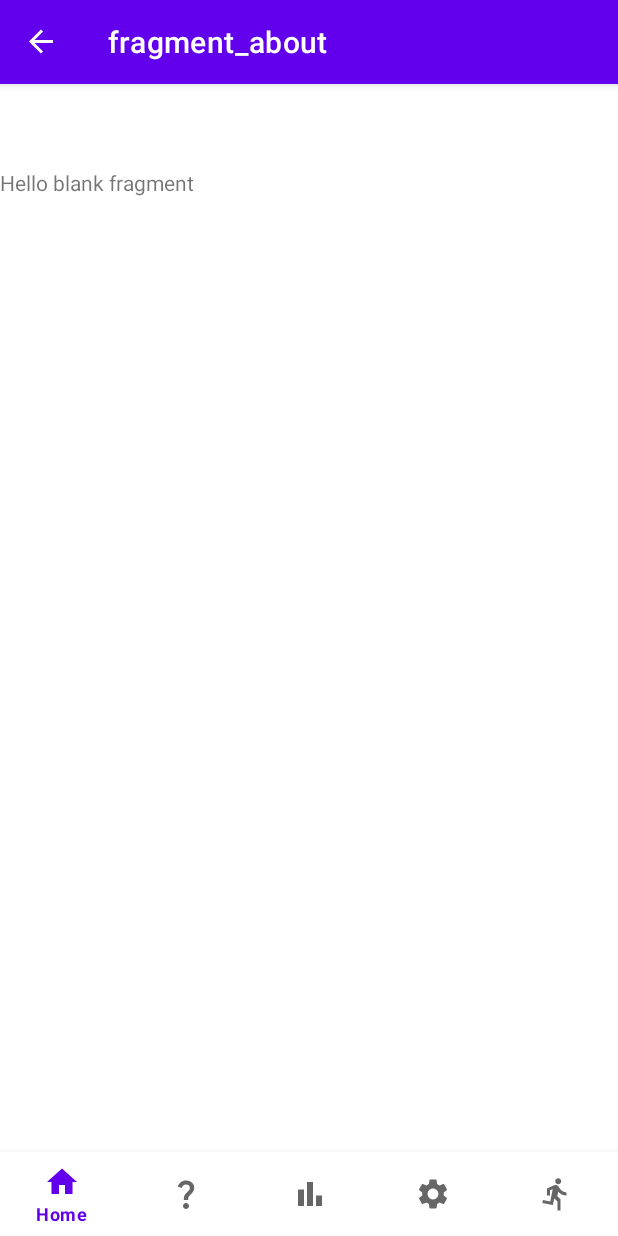
After one commit to Grockkk/CarbonFootprintAnalysis, an Android app: the FragmentAbout screen opened through its navigation route, on a phone screen of 412 x 824 dp. The commit adds this screen. Run offline under Robolectric (Android 15) with nearby library versions, the phone set to English and light mode, and no system bars; our stand-ins replace navigation-ui.

Commit message:
implementing fragments

```diff
--- /dev/null
+++ b/app/src/main/java/com/study/mastersdegree/ui/about/FragmentAbout.kt
@@ -0,0 +1,60 @@
+package com.study.mastersdegree.ui.about
+
+import android.os.Bundle
+import androidx.fragment.app.Fragment
+import android.view.LayoutInflater
+import android.view.View
+import android.view.ViewGroup
+import com.study.mastersdegree.R
+
+// TODO: Rename parameter arguments, choose names that match
+// the fragment initialization parameters, e.g. ARG_ITEM_NUMBER
+private const val ARG_PARAM1 = "param1"
+private const val ARG_PARAM2 = "param2"
+
+/**
+ * A simple [Fragment] subclass.
+ * Use the [FragmentAbout.newInstance] factory method to
+ * create an instance of this fragment.
+ */
+class FragmentAbout : Fragment() {
+    // TODO: Rename and change types of parameters
+    private var param1: String? = null
+    private var param2: String? = null
+
+    override fun onCreate(savedInstanceState: Bundle?) {
+        super.onCreate(savedInstanceState)
+        arguments?.let {
+            param1 = it.getString(ARG_PARAM1)
+            param2 = it.getString(ARG_PARAM2)
+        }
+    }
+
+    override fun onCreateView(
+        inflater: LayoutInflater, container: ViewGroup?,
+        savedInstanceState: Bundle?
+    ): View? {
+        // Inflate the layout for this fragment
+        return inflater.inflate(R.layout.fragment_about, container, false)
+    }
+
+    companion object {
+        /**
+         * Use this factory method to create a new instance of
+         * this fragment using the provided parameters.
+         *
+         * @param param1 Parameter 1.
+         * @param param2 Parameter 2.
+         * @return A new instance of fragment FragmentAbout.
+         */
+        // TODO: Rename and change types and number of parameters
+        @JvmStatic
+        fun newInstance(param1: String, param2: String) =
+            FragmentAbout().apply {
+                arguments = Bundle().apply {
+                    putString(ARG_PARAM1, param1)
+                    putString(ARG_PARAM2, param2)
+                }
+            }
+    }
+}
--- /dev/null
+++ b/app/src/main/res/layout/fragment_about.xml
@@ -0,0 +1,14 @@
+<?xml version="1.0" encoding="utf-8"?>
+<FrameLayout xmlns:android="http://schemas.android.com/apk/res/android"
+    xmlns:tools="http://schemas.android.com/tools"
+    android:layout_width="match_parent"
+    android:layout_height="match_parent"
+    tools:context=".ui.about.FragmentAbout">
+
+    <!-- TODO: Update blank fragment layout -->
+    <TextView
+        android:layout_width="match_parent"
+        android:layout_height="match_parent"
+        android:text="@string/hello_blank_fragment" />
+
+</FrameLayout>
--- a/app/src/main/res/navigation/mobile_navigation.xml
+++ b/app/src/main/res/navigation/mobile_navigation.xml
@@ -9,21 +9,42 @@
         android:id="@+id/navigation_home"
         android:name="com.study.mastersdegree.ui.home.HomeFragment"
         android:label="@string/title_home"
-        tools:layout="@layout/fragment_home" />
-
+        tools:layout="@layout/fragment_home" >
+        <action
+            android:id="@+id/action_navigation_home_to_fragmentExercise"
+            app:destination="@id/fragmentExercise" />
+    </fragment>
     <fragment
-        android:id="@+id/navigation_dashboard"
-        android:name="com.study.mastersdegree.ui.dashboard.DashboardFragment"
-        android:label="@string/title_dashboard"
-        tools:layout="@layout/fragment_dashboard" />
-
-    <fragment
-        android:id="@+id/navigation_notifications"
-        android:name="com.study.mastersdegree.ui.notifications.NotificationsFragment"
-        android:label="@string/title_notifications"
-        tools:layout="@layout/fragment_notifications" />
+        android:id="@+id/fragmentStats"
+        android:name="com.study.mastersdegree.ui.stats.FragmentStats"
+        android:label="fragment_stats"
+        tools:layout="@layout/fragment_stats" />
     <fragment
         android:id="@+id/settingsFragment"
         android:name="com.study.mastersdegree.ui.settings.SettingsFragment"
-        android:label="SettingsFragment" />
+        android:label="fragment_settings"
+        tools:layout="@layout/fragment_settings" >
+        <action
+            android:id="@+id/action_settingsFragment_to_fragmentStats"
+            app:destination="@id/fragmentStats" />
+    </fragment>
+    <fragment
+        android:id="@+id/fragmentAbout"
+        android:name="com.study.mastersdegree.ui.about.FragmentAbout"
+        android:label="fragment_about"
+        tools:layout="@layout/fragment_about" >
+        <action
+            android:id="@+id/action_fragmentAbout_to_settingsFragment"
+            app:destination="@id/settingsFragment" />
+    </fragment>
+    <fragment
+        android:id="@+id/fragmentExercise"
+        android:name="com.study.mastersdegree.ui.exercise.FragmentExercise"
+        android:label="fragment_exercise"
+        tools:layout="@layout/fragment_exercise" >
+        <action
+            android:id="@+id/action_fragmentExercise_to_fragmentAbout"
+            app:destination="@id/fragmentAbout" />
+    </fragment>
+
 </navigation>
--- a/app/src/main/res/values/strings.xml
+++ b/app/src/main/res/values/strings.xml
@@ -20,4 +20,6 @@
     <string name="attachment_summary_on">Automatically download attachments for incoming emails
     </string>
     <string name="attachment_summary_off">Only download attachments when manually requested</string>
+    <!-- TODO: Remove or change this placeholder text -->
+    <string name="hello_blank_fragment">Hello blank fragment</string>
 </resources>
```
Also changed, not shown: app/src/main/java/com/study/mastersdegree/ui/exercise/FragmentExercise.kt (added, +60 -0 lines), app/src/main/java/com/study/mastersdegree/ui/settings/SettingsFragment.kt (added, +60 -0 lines), app/src/main/java/com/study/mastersdegree/ui/stats/FragmentStats.kt (added, +60 -0 lines), app/src/main/res/layout/fragment_exercise.xml (added, +14 -0 lines), app/src/main/res/layout/fragment_settings.xml (added, +14 -0 lines), app/src/main/res/layout/fragment_stats.xml (added, +14 -0 lines).
